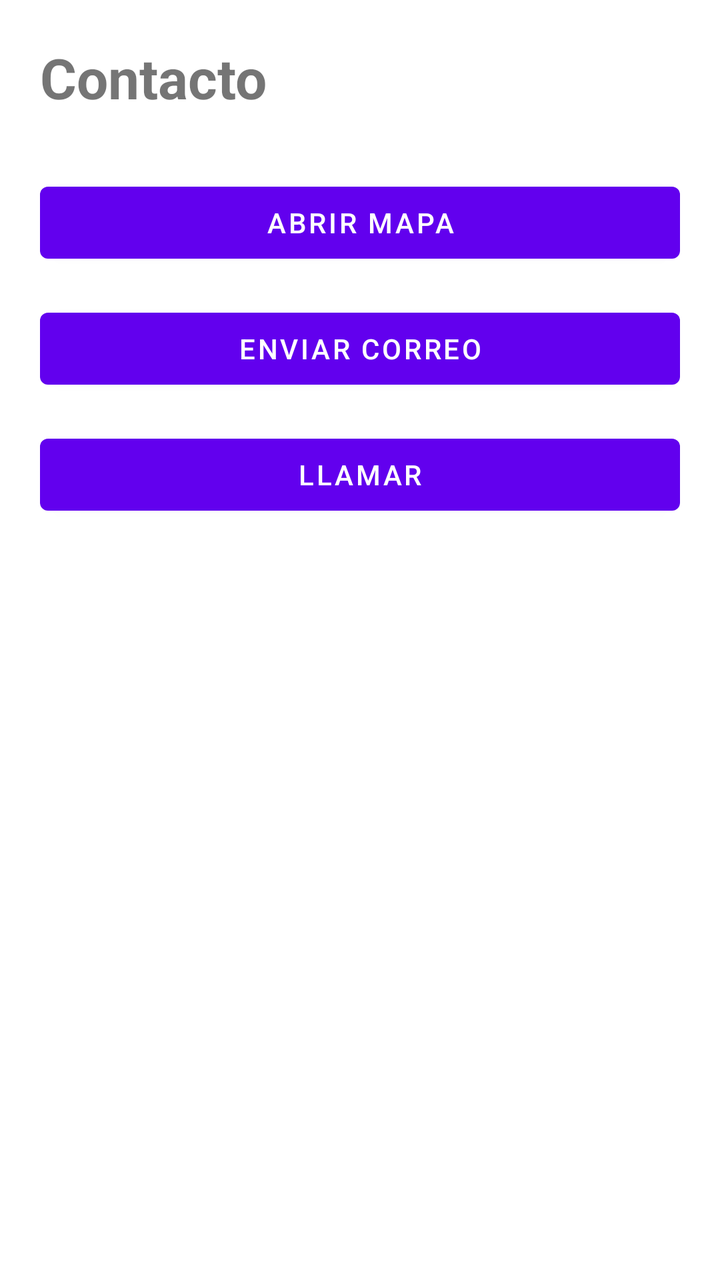
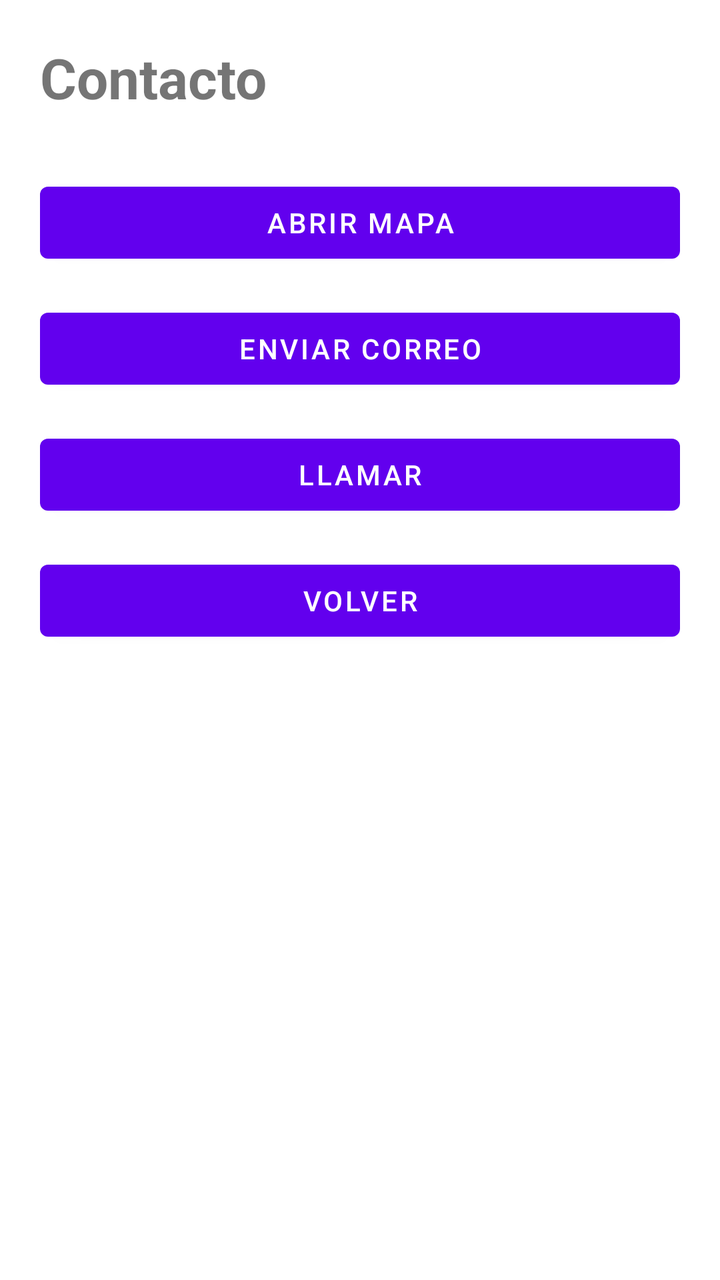

Two renders of the same Android screen: before a commit and after it. Below are the layout's source before the change and the commit's diff.
<!-- AndroidManifest.xml: application theme Theme.AM_ReporteCiudadano -->
<!-- res/layout/activity_contacto.xml -->
<?xml version="1.0" encoding="utf-8"?>
<LinearLayout xmlns:android="http://schemas.android.com/apk/res/android"
    android:layout_width="match_parent"
    android:layout_height="match_parent"
    android:orientation="vertical"
    android:padding="20dp">

    <TextView
        android:layout_width="wrap_content"
        android:layout_height="wrap_content"
        android:text="Contacto"
        android:textSize="28sp"
        android:textStyle="bold"
        android:layout_marginBottom="30dp"/>

    <Button
        android:id="@+id/btnMapa"
        android:layout_width="match_parent"
        android:layout_height="wrap_content"
        android:text="Abrir Mapa"
        android:layout_marginBottom="15dp"/>

    <Button
        android:id="@+id/btnCorreo"
        android:layout_width="match_parent"
        android:layout_height="wrap_content"
        android:text="Enviar Correo"
        android:layout_marginBottom="15dp"/>

    <Button
        android:id="@+id/btnLlamar"
        android:layout_width="match_parent"
        android:layout_height="wrap_content"
        android:text="Llamar"
        android:layout_marginBottom="15dp"/>

</LinearLayout>
<!-- resources referenced by this layout -->
<resources>
  <style name="Theme.AM_ReporteCiudadano" parent="Theme.MaterialComponents.DayNight.DarkActionBar">
          
          <item name="colorPrimary">@color/purple_500</item>
          <item name="colorPrimaryVariant">@color/purple_700</item>
          <item name="colorOnPrimary">@color/white</item>
          
          <item name="colorSecondary">@color/teal_200</item>
          <item name="colorSecondaryVariant">@color/teal_700</item>
          <item name="colorOnSecondary">@color/black</item>
          
          <item name="android:statusBarColor">?attr/colorPrimaryVariant</item>
          
      </style>
  <color name="purple_500">#FF6200EE</color>
  <color name="purple_700">#FF3700B3</color>
  <color name="white">#FFFFFFFF</color>
  <color name="teal_200">#FF03DAC5</color>
  <color name="teal_700">#FF018786</color>
  <color name="black">#FF000000</color>
</resources>

<!-- the commit's change to res/layout/activity_contacto.xml (unified diff, before → after) -->
@@ -34,4 +34,10 @@
         android:text="Llamar"
         android:layout_marginBottom="15dp"/>
 
+    <Button
+        android:id="@+id/btnVolver"
+        android:layout_width="match_parent"
+        android:layout_height="wrap_content"
+        android:text="Volver"/>
+
 </LinearLayout>
